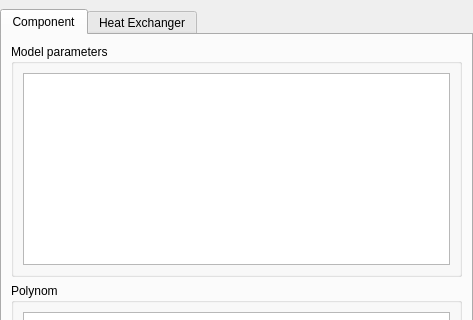
The window that SIM-VICUS/src/SVNetworkComponentEditWidget.ui (Brockaaa/SIM-VICUS) describes before a commit, drawn with Qt 5; both pictures show x 0 to 473 and y 0 to 320 of the 473 by 1065 pixel window.
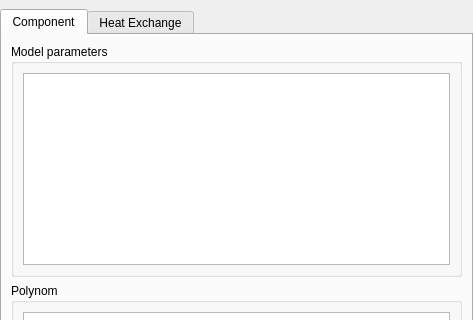
The same window after the commit. Icons and pictures are not drawn. Custom widgets are drawn as their Qt base class.

Patch:
```diff
--- a/SIM-VICUS/src/SVNetworkComponentEditWidget.ui
+++ b/SIM-VICUS/src/SVNetworkComponentEditWidget.ui
@@ -405,7 +405,7 @@
        </sizepolicy>
       </property>
       <attribute name="title">
-       <string>Heat Exchanger</string>
+       <string>Heat Exchange</string>
       </attribute>
      </widget>
     </widget>
```
Left out of the diff: 20 changed lines with no effect on the pictures.
